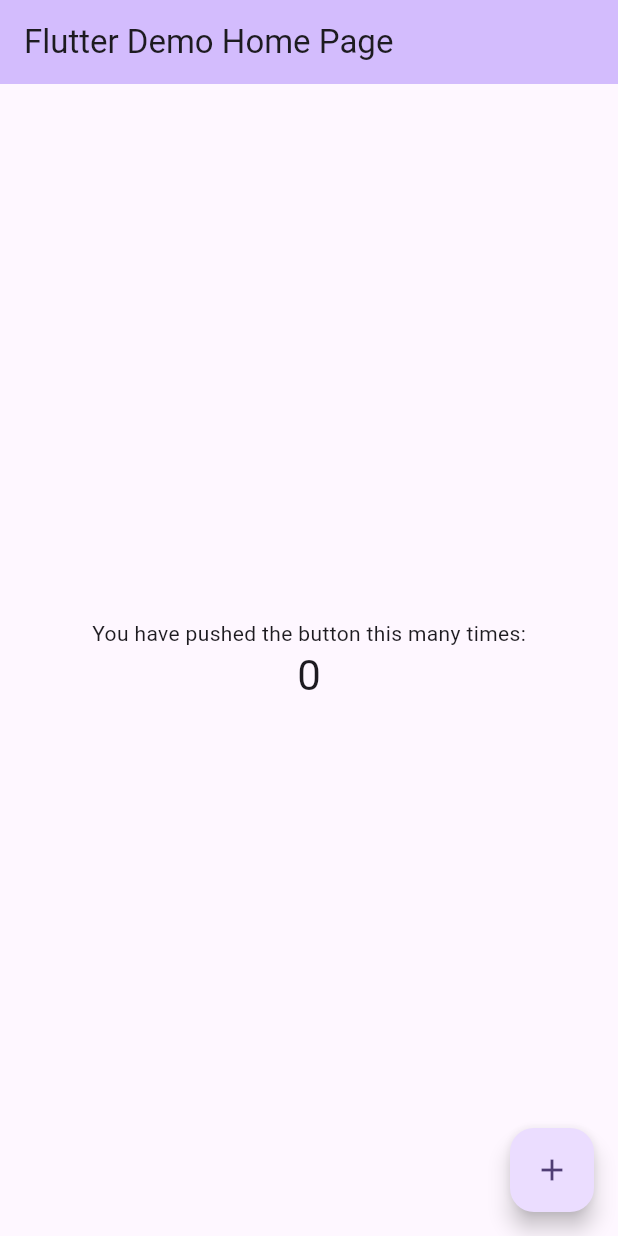
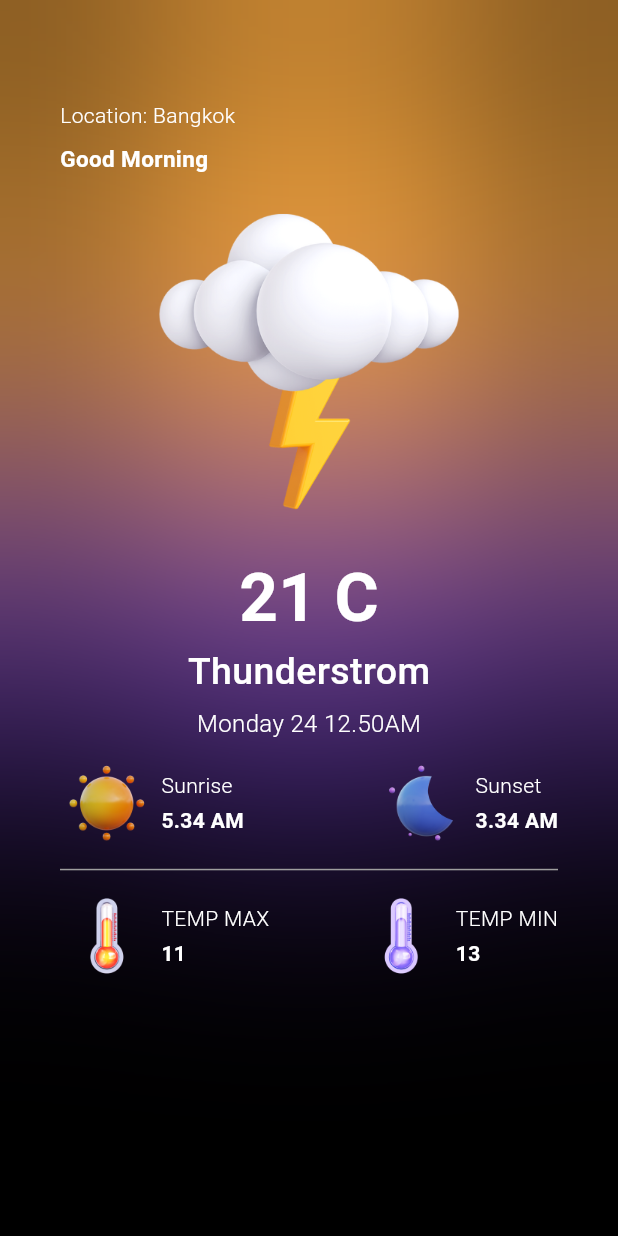
Before and after one commit to scarletkibou/bloc_learning, a Flutter app: the screen it shows after launch, on a phone screen of 412 x 824 dp. Run offline on Flutter 3.47's test engine with Material 3 defaults, Android fonts, the phone set to English and light mode, and no system bars; our stand-ins replace bloc, equatable, flutter_bloc, geolocator, weather.

Commit message:
still learning

```diff
--- /dev/null
+++ b/lib/bloc/weather_bloc_bloc.dart
@@ -0,0 +1,25 @@
+import 'package:bloc/bloc.dart';
+import 'package:equatable/equatable.dart';
+import 'package:geolocator/geolocator.dart';
+import 'package:learn_bloc/data/my_data.dart';
+import 'package:weather/weather.dart';
+
+part 'weather_bloc_event.dart';
+part 'weather_bloc_state.dart';
+
+class WeatherBlocBloc extends Bloc<WeatherBlocEvent, WeatherBlocState> {
+  WeatherBlocBloc() : super(WeatherBlocInitial()) {
+    on<FetchWeather>((event, emit) async {
+      emit(WeatherBlocLoading());
+      try {
+        WeatherFactory wf = WeatherFactory(API_KEY, language: Language.ENGLISH);
+        Position position = await Geolocator.getCurrentPosition();
+        Weather weather = await wf.currentWeatherByLocation(
+            position.latitude, position.longitude);
+        emit(WeatherBlocSuccess(weather));
+      } catch (e) {
+        emit(WeatherBlocFailure());
+      }
+    });
+  }
+}
--- /dev/null
+++ b/lib/bloc/weather_bloc_event.dart
@@ -0,0 +1,10 @@
+part of 'weather_bloc_bloc.dart';
+
+sealed class WeatherBlocEvent extends Equatable {
+  const WeatherBlocEvent();
+
+  @override
+  List<Object> get props => [];
+}
+
+class FetchWeather extends WeatherBlocEvent {}
--- /dev/null
+++ b/lib/bloc/weather_bloc_state.dart
@@ -0,0 +1,21 @@
+part of 'weather_bloc_bloc.dart';
+
+sealed class WeatherBlocState extends Equatable {
+  const WeatherBlocState();
+
+  @override
+  List<Object> get props => [];
+}
+
+final class WeatherBlocInitial extends WeatherBlocState {}
+
+final class WeatherBlocLoading extends WeatherBlocState {}
+
+final class WeatherBlocFailure extends WeatherBlocState {}
+
+final class WeatherBlocSuccess extends WeatherBlocState {
+  final Weather weather;
+  const WeatherBlocSuccess(this.weather);
+  @override
+  List<Object> get props => [weather];
+}
--- /dev/null
+++ b/lib/data/my_data.dart
@@ -0,0 +1 @@
+String API_KEY = "2a958b06bdd08696174ac2f635adbb1f";
--- a/lib/main.dart
+++ b/lib/main.dart
@@ -1,4 +1,7 @@
 import 'package:flutter/material.dart';
+import 'package:flutter_bloc/flutter_bloc.dart';
+import 'package:learn_bloc/bloc/weather_bloc_bloc.dart';
+import 'package:learn_bloc/screens/home_screen.dart';
 
 void main() {
   runApp(const MyApp());
@@ -7,119 +10,14 @@ void main() {
 class MyApp extends StatelessWidget {
   const MyApp({super.key});
 
-  // This widget is the root of your application.
   @override
   Widget build(BuildContext context) {
     return MaterialApp(
-      title: 'Flutter Demo',
-      theme: ThemeData(
-        // This is the theme of your application.
-        //
-        // TRY THIS: Try running your application with "flutter run". You'll see
-        // the application has a purple toolbar. Then, without quitting the app,
-        // try changing the seedColor in the colorScheme below to Colors.green
-        // and then invoke "hot reload" (save your changes or press the "hot
-        // reload" button in a Flutter-supported IDE, or press "r" if you used
-        // the command line to start the app).
-        //
-        // Notice that the counter didn't reset back to zero; the application
-        // state is not lost during the reload. To reset the state, use hot
-        // restart instead.
-        //
-        // This works for code too, not just values: Most code changes can be
-        // tested with just a hot reload.
-        colorScheme: ColorScheme.fromSeed(seedColor: Colors.deepPurple),
-        useMaterial3: true,
+      debugShowCheckedModeBanner: false,
+      home: BlocProvider<WeatherBlocBloc>(
+        create: (context) => WeatherBlocBloc()..add(FetchWeather()),
+        child: const HomeScreen(),
       ),
-      home: const MyHomePage(title: 'Flutter Demo Home Page'),
     );
   }
 }
-
-class MyHomePage extends StatefulWidget {
-  const MyHomePage({super.key, required this.title});
-
-  // This widget is the home page of your application. It is stateful, meaning
-  // that it has a State object (defined below) that contains fields that affect
-  // how it looks.
-
-  // This class is the configuration for the state. It holds the values (in this
-  // case the title) provided by the parent (in this case the App widget) and
-  // used by the build method of the State. Fields in a Widget subclass are
-  // always marked "final".
-
-  final String title;
-
-  @override
-  State<MyHomePage> createState() => _MyHomePageState();
-}
-
-class _MyHomePageState extends State<MyHomePage> {
-  int _counter = 0;
-
-  void _incrementCounter() {
-    setState(() {
-      // This call to setState tells the Flutter framework that something has
-      // changed in this State, which causes it to rerun the build method below
-      // so that the display can reflect the updated values. If we changed
-      // _counter without calling setState(), then the build method would not be
-      // called again, and so nothing would appear to happen.
-      _counter++;
-    });
-  }
-
-  @override
-  Widget build(BuildContext context) {
-    // This method is rerun every time setState is called, for instance as done
-    // by the _incrementCounter method above.
-    //
-    // The Flutter framework has been optimized to make rerunning build methods
-    // fast, so that you can just rebuild anything that needs updating rather
-    // than having to individually change instances of widgets.
-    return Scaffold(
-      appBar: AppBar(
-        // TRY THIS: Try changing the color here to a specific color (to
-        // Colors.amber, perhaps?) and trigger a hot reload to see the AppBar
-        // change color while the other colors stay the same.
-        backgroundColor: Theme.of(context).colorScheme.inversePrimary,
-        // Here we take the value from the MyHomePage object that was created by
-        // the App.build method, and use it to set our appbar title.
-        title: Text(widget.title),
-      ),
-      body: Center(
-        // Center is a layout widget. It takes a single child and positions it
-        // in the middle of the parent.
-        child: Column(
-          // Column is also a layout widget. It takes a list of children and
-          // arranges them vertically. By default, it sizes itself to fit its
-          // children horizontally, and tries to be as tall as its parent.
-          //
-          // Column has various properties to control how it sizes itself and
-          // how it positions its children. Here we use mainAxisAlignment to
-          // center the children vertically; the main axis here is the vertical
-          // axis because Columns are vertical (the cross axis would be
-          // horizontal).
-          //
-          // TRY THIS: Invoke "debug painting" (choose the "Toggle Debug Paint"
-          // action in the IDE, or press "p" in the console), to see the
-          // wireframe for each widget.
-          mainAxisAlignment: MainAxisAlignment.center,
-          children: <Widget>[
-            const Text(
-              'You have pushed the button this many times:',
-            ),
-            Text(
-              '$_counter',
-              style: Theme.of(context).textTheme.headlineMedium,
-            ),
-          ],
-        ),
-      ),
-      floatingActionButton: FloatingActionButton(
-        onPressed: _incrementCounter,
-        tooltip: 'Increment',
-        child: const Icon(Icons.add),
-      ), // This trailing comma makes auto-formatting nicer for build methods.
-    );
-  }
-}
--- /dev/null
+++ b/lib/screens/home_screen.dart
@@ -0,0 +1,271 @@
+import 'dart:ui';
+
+import 'package:flutter/cupertino.dart';
+import 'package:flutter/material.dart';
+import 'package:flutter/painting.dart';
+import 'package:flutter/rendering.dart';
+import 'package:flutter/services.dart';
+import 'package:flutter/widgets.dart';
+
+class HomeScreen extends StatelessWidget {
+  const HomeScreen({super.key});
+
+  @override
+  Widget build(BuildContext context) {
+    return Scaffold(
+      backgroundColor: Colors.black,
+      extendBodyBehindAppBar: true,
+      appBar: AppBar(
+        backgroundColor: Colors.transparent,
+        elevation: 0,
+        systemOverlayStyle: const SystemUiOverlayStyle(
+          statusBarBrightness: Brightness.dark,
+        ),
+      ),
+      body: Padding(
+        padding: const EdgeInsets.fromLTRB(40, 1.2 * kToolbarHeight, 40, 20),
+        child: SizedBox(
+          height: MediaQuery.of(context).size.height,
+          child: Stack(
+            children: [
+              Align(
+                alignment: const AlignmentDirectional(3, -0.3),
+                child: Container(
+                  height: 300,
+                  width: 300,
+                  decoration: const BoxDecoration(
+                      shape: BoxShape.circle, color: Colors.deepPurple),
+                ),
+              ),
+              Align(
+                alignment: const AlignmentDirectional(-3, -0.3),
+                child: Container(
+                  height: 300,
+                  width: 300,
+                  decoration: const BoxDecoration(
+                      shape: BoxShape.circle, color: Colors.deepPurple),
+                ),
+              ),
+              Align(
+                alignment: const AlignmentDirectional(0, -1.2),
+                child: Container(
+                  height: 300,
+                  width: 600,
+                  decoration: const BoxDecoration(color: Color(0xFFFFAB40)),
+                ),
+              ),
+              BackdropFilter(
+                filter: ImageFilter.blur(sigmaX: 100, sigmaY: 100),
+                child: Container(
+                  decoration: const BoxDecoration(color: Colors.transparent),
+                ),
+              ),
+              SizedBox(
+                width: MediaQuery.of(context).size.width,
+                height: MediaQuery.of(context).size.height,
+                child: Column(
+                  crossAxisAlignment: CrossAxisAlignment.start,
+                  children: [
+                    const Text(
+                      'Location: Bangkok',
+                      style: TextStyle(
+                          color: Colors.white, fontWeight: FontWeight.w300),
+                    ),
+                    const SizedBox(
+                      height: 8,
+                    ),
+                    const Text(
+                      'Good Morning',
+                      style: TextStyle(
+                          color: Colors.white,
+                          fontSize: 15,
+                          fontWeight: FontWeight.bold),
+                    ),
+                    Center(
+                      child: Image.asset(
+                        'assets/1.png',
+                        width: 250,
+                        height: 250,
+                      ),
+                    ),
+                    const Center(
+                      child: Text(
+                        '21 C',
+                        style: TextStyle(
+                            color: Colors.white,
+                            fontSize: 45,
+                            fontWeight: FontWeight.w600),
+                      ),
+                    ),
+                    const Center(
+                      child: Text(
+                        'Thunderstrom',
+                        style: TextStyle(
+                            color: Colors.white,
+                            fontSize: 25,
+                            fontWeight: FontWeight.w500),
+                      ),
+                    ),
+                    const SizedBox(height: 5),
+                    const Center(
+                      child: Text(
+                        'Monday 24 12.50AM',
+                        style: TextStyle(
+                            color: Colors.white,
+                            fontSize: 16,
+                            fontWeight: FontWeight.w300),
+                      ),
+                    ),
+                    const SizedBox(
+                      height: 10,
+                    ),
+                    Row(
+                      mainAxisAlignment: MainAxisAlignment.spaceBetween,
+                      children: [
+                        Row(
+                          children: [
+                            Image.asset(
+                              'assets/11.png',
+                              scale: 8,
+                            ),
+                            const SizedBox(
+                              width: 5,
+                            ),
+                            const Column(
+                              crossAxisAlignment: CrossAxisAlignment.start,
+                              children: [
+                                Text(
+                                  'Sunrise',
+                                  style: TextStyle(
+                                      color: Colors.white,
+                                      fontWeight: FontWeight.w300),
+                                ),
+                                SizedBox(
+                                  height: 3,
+                                ),
+                                Text(
+                                  '5.34 AM',
+                                  style: TextStyle(
+                                      color: Colors.white,
+                                      fontWeight: FontWeight.w700),
+                                )
+                              ],
+                            ),
+                          ],
+                        ),
+                        Row(
+                          children: [
+                            Image.asset(
+                              'assets/12.png',
+                              scale: 8,
+                            ),
+                            const SizedBox(
+                              width: 5,
+                            ),
+                            const Column(
+                              crossAxisAlignment: CrossAxisAlignment.start,
+                              children: [
+                                Text(
+                                  'Sunset',
+                                  style: TextStyle(
+                                      color: Colors.white,
+                                      fontWeight: FontWeight.w300),
+                                ),
+                                SizedBox(
+                                  height: 3,
+                                ),
+                                Text(
+                                  '3.34 AM',
+                                  style: TextStyle(
+                                      color: Colors.white,
+                                      fontWeight: FontWeight.w700),
+                                )
+                              ],
+                            ),
+                          ],
+                        ),
+                      ],
+                    ),
+                    const Padding(
+                      padding: EdgeInsets.symmetric(vertical: 5),
+                      child: Divider(
+                        color: Colors.grey,
+                      ),
+                    ),
+                    Row(
+                      mainAxisAlignment: MainAxisAlignment.spaceBetween,
+                      children: [
+                        Row(
+                          children: [
+                            Image.asset(
+                              'assets/13.png',
+                              scale: 8,
+                            ),
+                            const SizedBox(
+                              width: 5,
+                            ),
+                            const Column(
+                              crossAxisAlignment: CrossAxisAlignment.start,
+                              children: [
+                                Text(
+                                  'TEMP MAX',
+                                  style: TextStyle(
+                                      color: Colors.white,
+                                      fontWeight: FontWeight.w300),
+                                ),
+                                SizedBox(
+                                  height: 3,
+                                ),
+                                Text(
+                                  '11',
+                                  style: TextStyle(
+                                      color: Colors.white,
+                                      fontWeight: FontWeight.w700),
+                                )
+                              ],
+                            ),
+                          ],
+                        ),
+                        Row(
+                          children: [
+                            Image.asset(
+                              'assets/14.png',
+                              scale: 8,
+                            ),
+                            const SizedBox(
+                              width: 5,
+                            ),
+                            const Column(
+                              crossAxisAlignment: CrossAxisAlignment.start,
+                              children: [
+                                Text(
+                                  'TEMP MIN',
+                                  style: TextStyle(
+                                      color: Colors.white,
+                                      fontWeight: FontWeight.w300),
+                                ),
+                                SizedBox(
+                                  height: 3,
+                                ),
+                                Text(
+                                  '13',
+                                  style: TextStyle(
+                                      color: Colors.white,
+                                      fontWeight: FontWeight.w700),
+                                )
+                              ],
+                            ),
+                          ],
+                        ),
+                      ],
+                    ),
+                  ],
+                ),
+              ),
+            ],
+          ),
+        ),
+      ),
+    );
+  }
+}
```
Also changed, not shown: pubspec.yaml (+4 -71 lines), assets/1.png (added), assets/11.png (added), assets/12.png (added), assets/13.png (added), assets/14.png (added), assets/2.png (added), assets/3.png (added), assets/4.png (added), assets/5.png (added), assets/6.png (added), assets/7.png (added), assets/8.png (added), assets/9.png (added), 1 more files, 4 other files.
